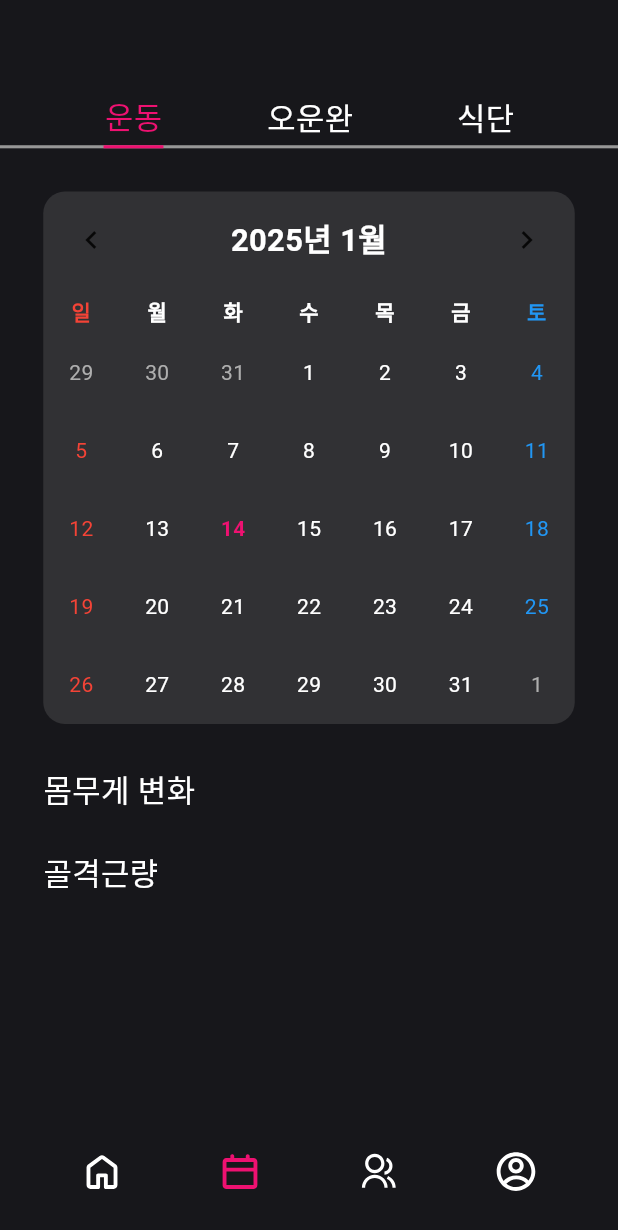
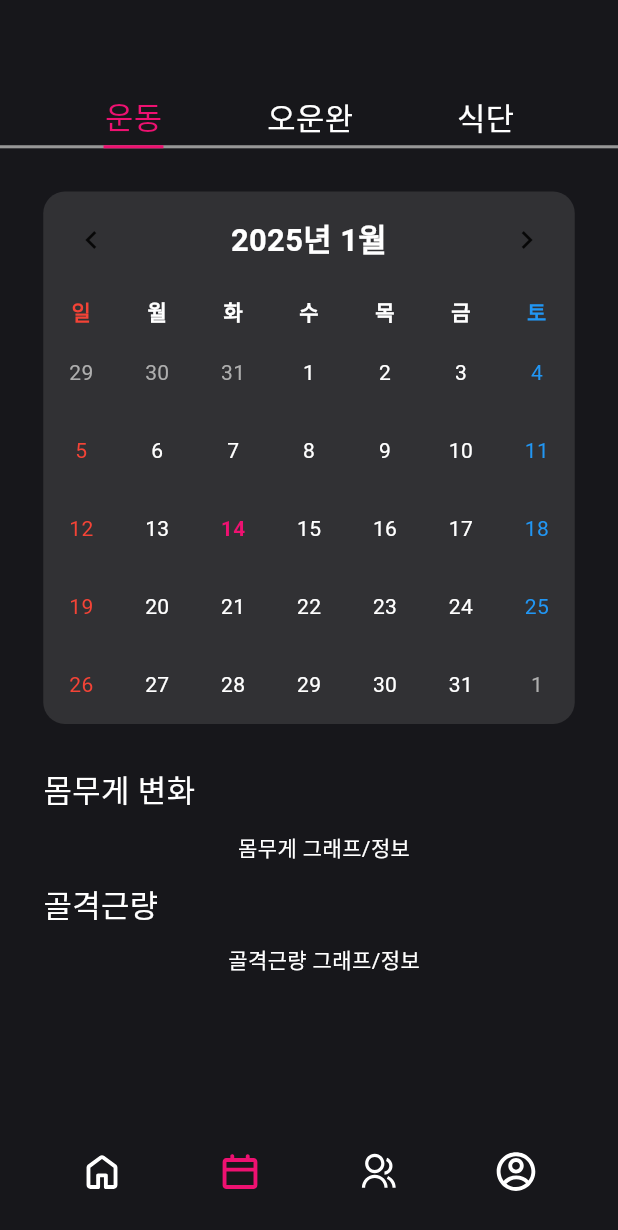
Before and after one commit to eodudrepublic/health_diary_fe, a Flutter app: the CalendarView screen opened by its route, on a phone screen of 412 x 824 dp. Shown: the top 1230 px of the screen. Run offline on Flutter 3.47's test engine with Material 3 defaults, Android fonts, the phone set to English and light mode, and no system bars; drawn by our look-alikes of table_calendar; our stand-ins replace camera, device_info_plus, flutter_screenutil, flutter_svg, get, image_picker and 3 more; missing offline and left inert: android_intent_plus, kakao_flutter_sdk_user, qr_code_scanner; accounts and stored records are empty; statements that could not run were skipped.

Commit message:
feat - 달력 탭 내 사진 기록 보기 화면 완료 - 오운완, 식단 카테고리에서 사진이 1:1 비율로 표시되도록 만들었음

```diff
--- a/lib/view/calendar/calendar_view.dart
+++ b/lib/view/calendar/calendar_view.dart
@@ -1,3 +1,4 @@
+import 'dart:io';
 import 'package:flutter/material.dart';
 import 'package:flutter_screenutil/flutter_screenutil.dart';
 import 'package:get/get.dart';
@@ -100,184 +101,29 @@ class CalendarView extends StatelessWidget {
             }),
           ),
 
-          /// 탭바에 따른 화면 (일단 달력 화면)
-          Container(
-            width: 1.sw,
-            constraints: BoxConstraints(
-              minHeight: 1.sw,
-            ),
-            padding:
-                EdgeInsets.symmetric(horizontal: 0.07.sw, vertical: 0.07.sw),
-            child: Container(
-              width: double.infinity,
-              decoration: BoxDecoration(
-                color: AppColors.borderGreyColor,
-                borderRadius: BorderRadius.circular(15.r),
-              ),
+          /// 탭바에 따른 화면
+          Expanded(
+            // 내용이 많을 수 있으니 스크롤 가능
             child: Obx(() {
-                return TableCalendar(
-                  firstDay: DateTime(2023, 1, 1),
-                  lastDay: DateTime(DateTime.now().year + 5, 12, 31),
-                  focusedDay: controller.focusedDay.value,
-                  selectedDayPredicate: (day) {
-                    // 선택된 날짜인지 확인
-                    return isSameDay(controller.selectedDate.value, day);
-                  },
-                  onDaySelected: (selectedDay, focusedDay_) {
-                    // 날짜 선택 시
-                    controller.onDaySelected(selectedDay, focusedDay_);
-                  },
-                  calendarFormat: CalendarFormat.month,
+              // 현재 탭 인덱스에 따라 다른 화면 구성
+              switch (controller.selectedIndex.value) {
+                case 0:
+                  // ─────────────────────────────────────────────────────────
+                  // 운동 탭 (기존 달력 + 하단 몸 상태 변화)
+                  // ─────────────────────────────────────────────────────────
+                  return SingleChildScrollView(
+                    child: Column(
+                      children: [
+                        // 달력 부분
+                        _buildCalendarWidget(controller),
 
-                  /// 헤더
-                  daysOfWeekHeight: 30.sp,
-                  headerStyle: HeaderStyle(
-                    formatButtonVisible: false,
-                    titleCentered: true,
-                    titleTextFormatter: (date, locale) =>
-                        '${date.year}년 ${date.month}월',
-                    titleTextStyle: TextStyle(
-                      fontSize: 20.sp,
-                      fontWeight: FontWeight.bold,
-                      color: Colors.white,
-                    ),
-                    // leftChevronIcon: Icon(
-                    //   Icons.chevron_left,
-                    //   color: Colors.white,
-                    // ),
-                    // rightChevronIcon: Icon(
-                    //   Icons.chevron_right,
-                    //   color: Colors.white,
-                    // ),
-                  ),
-
-                  /// 요일
-                  daysOfWeekStyle: DaysOfWeekStyle(
-                    dowTextFormatter: (date, locale) {
-                      // 한국어 약식 요일 반환
-                      const weekdays = ['일', '월', '화', '수', '목', '금', '토'];
-                      return weekdays[date.weekday % 7];
-                    },
-                  ),
-
-                  calendarBuilders: CalendarBuilders(
-                    /// 요일 스타일
-                    dowBuilder: (context, day) {
-                      final weekdays = ['일', '월', '화', '수', '목', '금', '토'];
-                      final text = weekdays[day.weekday % 7];
-                      TextStyle style;
-
-                      // 요일에 따른 텍스트 색상 설정
-                      if (day.weekday == DateTime.sunday) {
-                        style = TextStyle(
-                          color: Colors.red,
-                          fontWeight: FontWeight.bold,
-                        );
-                      } else if (day.weekday == DateTime.saturday) {
-                        style = TextStyle(
-                          color: Colors.blue,
-                          fontWeight: FontWeight.bold,
-                        );
-                      } else {
-                        style = TextStyle(
-                          color: Colors.white,
-                          fontWeight: FontWeight.bold,
-                        );
-                      }
-                      return Center(
-                        child: Text(
-                          text,
-                          style: style,
-                        ),
-                      );
-                    },
-
-                    /// 날짜 스타일
-                    defaultBuilder: (context, day, focusedDay) {
-                      TextStyle style = TextStyle(
-                        color: Colors.white,
-                      );
-
-                      // 주말에 따른 텍스트 색상 설정
-                      if (day.weekday == DateTime.sunday) {
-                        style = TextStyle(
-                          color: Colors.red,
-                        );
-                      } else if (day.weekday == DateTime.saturday) {
-                        style = TextStyle(
-                          color: Colors.blue,
-                        );
-                      }
-                      return Center(
-                        child: Text(
-                          '${day.day}',
-                          style: style,
-                        ),
-                      );
-                    },
-
-                    /// 오늘 스타일
-                    todayBuilder: (context, day, focusedDay) {
-                      return Center(
-                        child: Text(
-                          '${day.day}',
-                          style: TextStyle(
-                            color: AppColors.primaryColor, // 오늘 날짜의 텍스트 색상
-                          ),
-                        ),
-                      );
-                    },
-
-                    /// 선택된 날짜 스타일
-                    selectedBuilder: (context, day, focusedDay) {
-                      return Center(
-                        child: Text(
-                          '${day.day}',
-                          style: TextStyle(
-                            color: AppColors.primaryColor, // 선택된 날짜의 텍스트 색상
-                            fontWeight: FontWeight.bold,
-                          ),
-                        ),
-                      );
-                    },
-
-                    /// 마커 스타일
-                    // TODO : 마커 적용해보고 스타일 수정 ㄱㄱ
-                    markerBuilder: (context, date, events) {
-                      if (controller.markedDates.contains(date)) {
-                        return Positioned(
-                          bottom: 1,
-                          child: Container(
-                            width: 6.sp,
-                            height: 6.sp,
-                            decoration: BoxDecoration(
-                              color: AppColors.primaryColor,
-                              shape: BoxShape.circle,
-                            ),
-                          ),
-                        );
-                      }
-                    },
-                  ),
-                  onPageChanged: (focusedDay_) {
-                    // 월 변경 시 포커스된 날짜 업데이트
-                    controller.onPageChanged(focusedDay_);
-                  },
-                );
-              }),
-            ),
-          ),
-
-          /// 하단 몸 상태 변화 확인 위젯들 들어갈 부분
-          Expanded(
-              child: SingleChildScrollView(
-            child: Padding(
+                        // 몸 상태 변화 부분
+                        Padding(
                           padding: EdgeInsets.symmetric(
                             horizontal: 0.07.sw,
                           ),
                           child: Column(
                             mainAxisSize: MainAxisSize.min,
-                mainAxisAlignment: MainAxisAlignment.start,
                             crossAxisAlignment: CrossAxisAlignment.center,
                             children: [
                               /// 몸무게 변화
@@ -298,7 +144,13 @@ class CalendarView extends StatelessWidget {
                                 child: SingleChildScrollView(
                                   scrollDirection: Axis.horizontal,
                                   child: Row(
-                          // TODO : 디자인 참고
+                                    children: const [
+                                      // TODO : 디자인 참고하여 그래프나 통계 UI 적용
+                                      SizedBox(width: 20),
+                                      Text("몸무게 그래프/정보",
+                                          style:
+                                              TextStyle(color: Colors.white)),
+                                    ],
                                   ),
                                 ),
                               ),
@@ -321,16 +173,40 @@ class CalendarView extends StatelessWidget {
                                 child: SingleChildScrollView(
                                   scrollDirection: Axis.horizontal,
                                   child: Row(
-                          // TODO : 디자인 참고
+                                    children: const [
+                                      // TODO : 디자인 참고하여 그래프나 통계 UI 적용
+                                      SizedBox(width: 20),
+                                      Text("골격근량 그래프/정보",
+                                          style:
+                                              TextStyle(color: Colors.white)),
+                                    ],
                                   ),
                                 ),
                               ),
-
-                  // TODO : 또 뭐 들어가야 했더라
                             ],
                           ),
                         ),
-          ))
+                      ],
+                    ),
+                  );
+
+                case 1:
+                  // ─────────────────────────────────────────────────────────
+                  // 오운완 탭 (오운완 사진 3열 그리드)
+                  // ─────────────────────────────────────────────────────────
+                  return _buildOwnPhotosGrid(controller);
+
+                case 2:
+                  // ─────────────────────────────────────────────────────────
+                  // 식단 탭 (식단 사진 3열 그리드)
+                  // ─────────────────────────────────────────────────────────
+                  return _buildMealPhotosGrid(controller);
+
+                default:
+                  return const SizedBox.shrink();
+              }
+            }),
+          ),
         ],
       ),
       bottomNavigationBar: const CustomBottomNavigationBar(
@@ -341,4 +217,226 @@ class CalendarView extends StatelessWidget {
       ),
     );
   }
+
+  /// 달력을 그리는 위젯
+  Widget _buildCalendarWidget(CalendarController controller) {
+    return Container(
+      width: 1.sw,
+      constraints: BoxConstraints(
+        minHeight: 1.sw,
+      ),
+      padding: EdgeInsets.symmetric(horizontal: 0.07.sw, vertical: 0.07.sw),
+      child: Container(
+        width: double.infinity,
+        decoration: BoxDecoration(
+          color: AppColors.borderGreyColor,
+          borderRadius: BorderRadius.circular(15.r),
+        ),
+        child: Obx(() {
+          return TableCalendar(
+            firstDay: DateTime(2023, 1, 1),
+            lastDay: DateTime(DateTime.now().year + 5, 12, 31),
+            focusedDay: controller.focusedDay.value,
+            selectedDayPredicate: (day) {
+              return isSameDay(controller.selectedDate.value, day);
+            },
+            onDaySelected: (selectedDay, focusedDay_) {
+              controller.onDaySelected(selectedDay, focusedDay_);
+            },
+            calendarFormat: CalendarFormat.month,
+
+            /// 헤더
+            daysOfWeekHeight: 30.sp,
+            headerStyle: HeaderStyle(
+              formatButtonVisible: false,
+              titleCentered: true,
+              titleTextFormatter: (date, locale) =>
+                  '${date.year}년 ${date.month}월',
+              titleTextStyle: TextStyle(
+                fontSize: 20.sp,
+                fontWeight: FontWeight.bold,
+                color: Colors.white,
+              ),
+            ),
+
+            /// 요일
+            daysOfWeekStyle: DaysOfWeekStyle(
+              dowTextFormatter: (date, locale) {
+                const weekdays = ['일', '월', '화', '수', '목', '금', '토'];
+                return weekdays[date.weekday % 7];
+              },
+            ),
+
+            calendarBuilders: CalendarBuilders(
+              dowBuilder: (context, day) {
+                final weekdays = ['일', '월', '화', '수', '목', '금', '토'];
+                final text = weekdays[day.weekday % 7];
+                TextStyle style;
+
+                // 요일에 따른 텍스트 색상 설정
+                if (day.weekday == DateTime.sunday) {
+                  style = const TextStyle(
+                    color: Colors.red,
+                    fontWeight: FontWeight.bold,
+                  );
+                } else if (day.weekday == DateTime.saturday) {
+                  style = const TextStyle(
+                    color: Colors.blue,
+                    fontWeight: FontWeight.bold,
+                  );
+                } else {
+                  style = const TextStyle(
+                    color: Colors.white,
+                    fontWeight: FontWeight.bold,
+                  );
                 }
+                return Center(
+                  child: Text(
+                    text,
+                    style: style,
+                  ),
+                );
+              },
+
+              /// 날짜 기본 스타일
+              defaultBuilder: (context, day, focusedDay) {
+                TextStyle style = const TextStyle(color: Colors.white);
+                if (day.weekday == DateTime.sunday) {
+                  style = const TextStyle(color: Colors.red);
+                } else if (day.weekday == DateTime.saturday) {
+                  style = const TextStyle(color: Colors.blue);
+                }
+                return Center(
+                  child: Text(
+                    '${day.day}',
+                    style: style,
+                  ),
+                );
+              },
+
+              /// 오늘
+              todayBuilder: (context, day, focusedDay) {
+                return Center(
+                  child: Text(
+                    '${day.day}',
+                    style: TextStyle(
+                      color: Colors.white,
+                    ),
+                  ),
+                );
+              },
+
+              /// 선택된 날짜
+              selectedBuilder: (context, day, focusedDay) {
+                return Center(
+                  child: Text(
+                    '${day.day}',
+                    style: TextStyle(
+                      color: AppColors.primaryColor,
+                      fontWeight: FontWeight.bold,
+                    ),
+                  ),
+                );
+              },
+
+              /// 마커
+              // TODO : 마커 적용해보고 스타일 수정 ㄱㄱ
+              markerBuilder: (context, date, events) {
+                if (controller.markedDates.contains(date)) {
+                  return Positioned(
+                    bottom: 1,
+                    child: Container(
+                      width: 6.sp,
+                      height: 6.sp,
+                      decoration: BoxDecoration(
+                        color: AppColors.primaryColor,
+                        shape: BoxShape.circle,
+                      ),
+                    ),
+                  );
+                }
+                return null;
+              },
+            ),
+            onPageChanged: (focusedDay_) {
+              // 월 변경 시 포커스된 날짜 업데이트
+              controller.onPageChanged(focusedDay_);
+            },
+          );
+        }),
+      ),
+    );
+  }
+
+  /// [오운완] 탭에서 3열 그리드로 사진 표시
+  Widget _buildOwnPhotosGrid(CalendarController controller) {
+    return Obx(() {
+      // 컨트롤러에 저장된 오운완 사진 경로 리스트 사용
+      final photos = controller.ownPhotoPaths;
+
+      return Padding(
+        padding: EdgeInsets.symmetric(horizontal: 0.05.sw, vertical: 0.02.sh),
+        child: photos.isEmpty
+            ? const Center(
+                child: Text(
+                  "오운완 사진이 없습니다.",
+                  style: TextStyle(color: Colors.white),
+                ),
+              )
+            : GridView.builder(
+                shrinkWrap: true, // 스크롤뷰 안에 있으므로 true
+                physics: const BouncingScrollPhysics(),
+                gridDelegate: SliverGridDelegateWithFixedCrossAxisCount(
+                  crossAxisCount: 3, // 3열
+                  crossAxisSpacing: 8.sp,
+                  mainAxisSpacing: 8.sp,
+                ),
+                itemCount: photos.length,
+                itemBuilder: (context, index) {
+                  final filePath = photos[index];
+                  return Image.file(
+                    File(filePath),
+                    fit: BoxFit.cover,
+                  );
+                },
+              ),
+      );
+    });
+  }
+
+  /// [식단] 탭에서 3열 그리드로 사진 표시
+  Widget _buildMealPhotosGrid(CalendarController controller) {
+    return Obx(() {
+      // 컨트롤러에 저장된 식단 사진 경로 리스트 사용
+      final photos = controller.mealPhotoPaths;
+
+      return Padding(
+        padding: EdgeInsets.symmetric(horizontal: 0.05.sw, vertical: 0.02.sh),
+        child: photos.isEmpty
+            ? const Center(
+                child: Text(
+                  "식단 사진이 없습니다.",
+                  style: TextStyle(color: Colors.white),
+                ),
+              )
+            : GridView.builder(
+                shrinkWrap: true, // 스크롤뷰 안에 있으므로 true
+                physics: const BouncingScrollPhysics(),
+                gridDelegate: SliverGridDelegateWithFixedCrossAxisCount(
+                  crossAxisCount: 3, // 3열
+                  crossAxisSpacing: 8.sp,
+                  mainAxisSpacing: 8.sp,
+                ),
+                itemCount: photos.length,
+                itemBuilder: (context, index) {
+                  final filePath = photos[index];
+                  return Image.file(
+                    File(filePath),
+                    fit: BoxFit.cover,
+                  );
+                },
+              ),
+      );
+    });
+  }
+}
```
Also changed, not shown: lib/service/image_service.dart (+87 -1 lines), lib/view_model/calendar/calendar_controller.dart (+70 -0 lines). Lines whose indentation alone changed are shown as unchanged.
